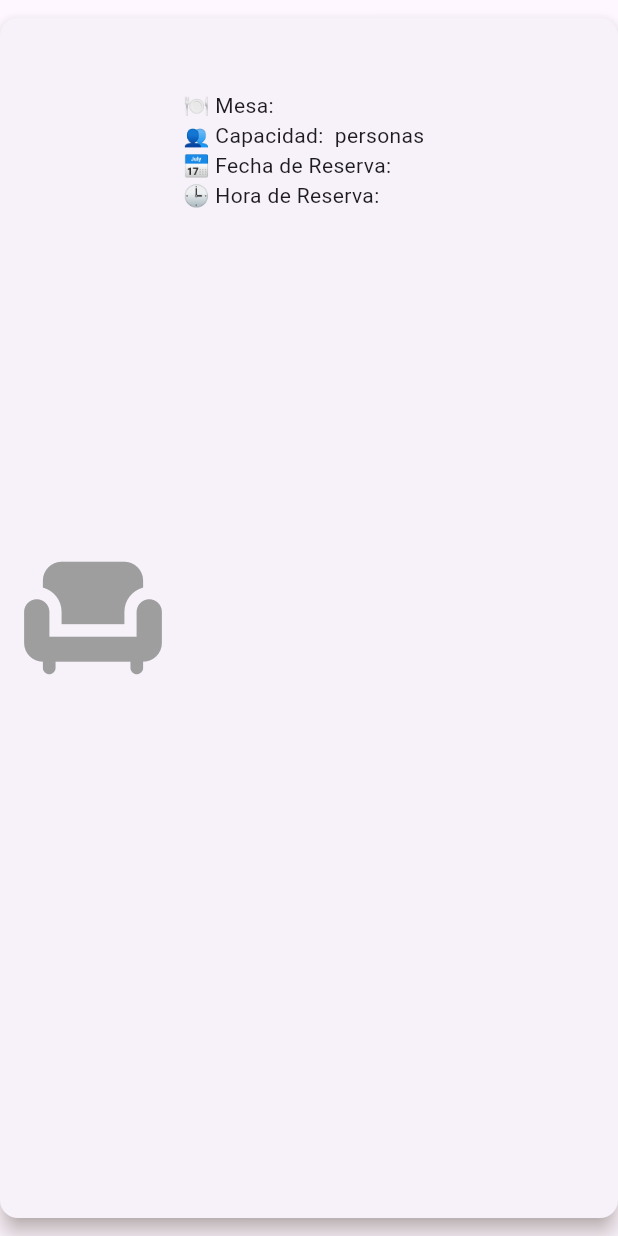
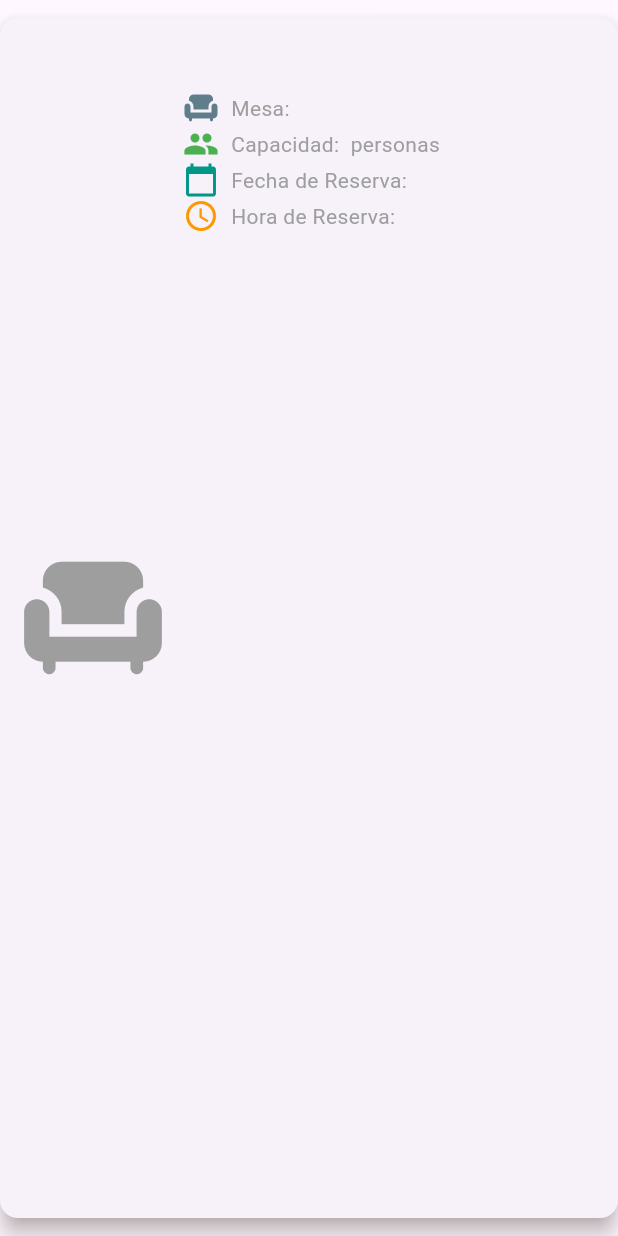
Before and after one commit to JorgeOFeliciano/proyecto_aplication, a Flutter app: the MesaCard widget shown alone on an empty page, opened directly with empty values, on a phone screen of 412 x 824 dp. Run offline on Flutter 3.47's test engine with Material 3 defaults, Android fonts, the light colour scheme and no system bars; our stand-ins replace flutter_rating_bar.

Commit message:
CommitFinal-28/05/2025

```diff
--- a/lib/card/card_table.dart
+++ b/lib/card/card_table.dart
@@ -45,10 +45,10 @@ class MesaCard extends StatelessWidget {
                   crossAxisAlignment: CrossAxisAlignment.start,
                   children: [
                     Text(mesa['title']!, style: Theme.of(context).textTheme.headlineMedium),
-                    Text('🍽️ Mesa: ${mesa['nombre']}'),
-                    Text('👥 Capacidad: ${mesa['capacidad']} personas'),
-                    Text('📅 Fecha de Reserva: ${mesa['fechaReserva'] ?? "No especificada"}'),
-                    Text('🕒 Hora de Reserva: ${mesa['horaReserva'] ?? "No especificada"}'),
+                    _buildInfoRow(Icons.chair, 'Mesa: ${mesa['nombre']}', Colors.blueGrey),
+                    _buildInfoRow(Icons.people, 'Capacidad: ${mesa['capacidad']} personas', Colors.green),
+                    _buildInfoRow(Icons.calendar_today, 'Fecha de Reserva: ${mesa['fechaReserva'] ?? "No especificada"}', Colors.teal),
+                    _buildInfoRow(Icons.access_time, 'Hora de Reserva: ${mesa['horaReserva'] ?? "No especificada"}', Colors.orange),
                   ],
                 ),
               ),
@@ -58,4 +58,14 @@ class MesaCard extends StatelessWidget {
       ),
     );
   }
+
+  Widget _buildInfoRow(IconData icon, String text, Color iconColor) {
+    return Row(
+      children: [
+        Icon(icon, color: iconColor),
+        const SizedBox(width: 8),
+        Expanded(child: Text(text, style: TextStyle(color: Colors.grey.shade500))), // ✅ Texto en gris claro
+      ],
+    );
+  }
 }
--- a/lib/data/maps.dart
+++ b/lib/data/maps.dart
@@ -67,7 +67,7 @@ List<Map<String, dynamic>> generarMesas(List<Map<String, dynamic>> restaurants)
       mesasGeneradas.add({
         'nombre': 'Mesa $i',
         'capacidad': (i % 6) + 2, // Capacidad entre 2 y 7
-        'imagen': imagen,
+        'imagen': 'table1.png',
         'mensaje': 'Mesa generada automáticamente',
         'status': 'Disponible',
         'title': titulo,
```
Also changed, not shown: lib/items/top_bar.dart (+18 -13 lines), lib/users/user/favoritos.dart (+26 -8 lines), lib/users/user/reserva.dart (+25 -4 lines), lib/users/user/restaurantes.dart (+19 -8 lines), assets/golden.png (added), assets/map_golden.png (added).
